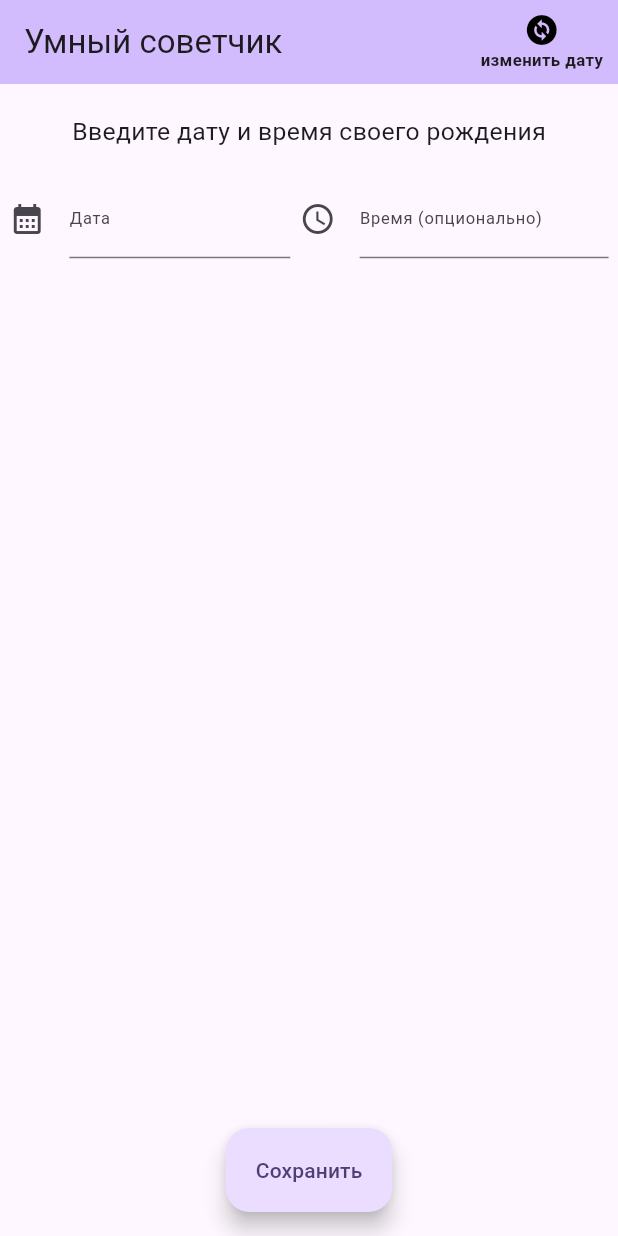
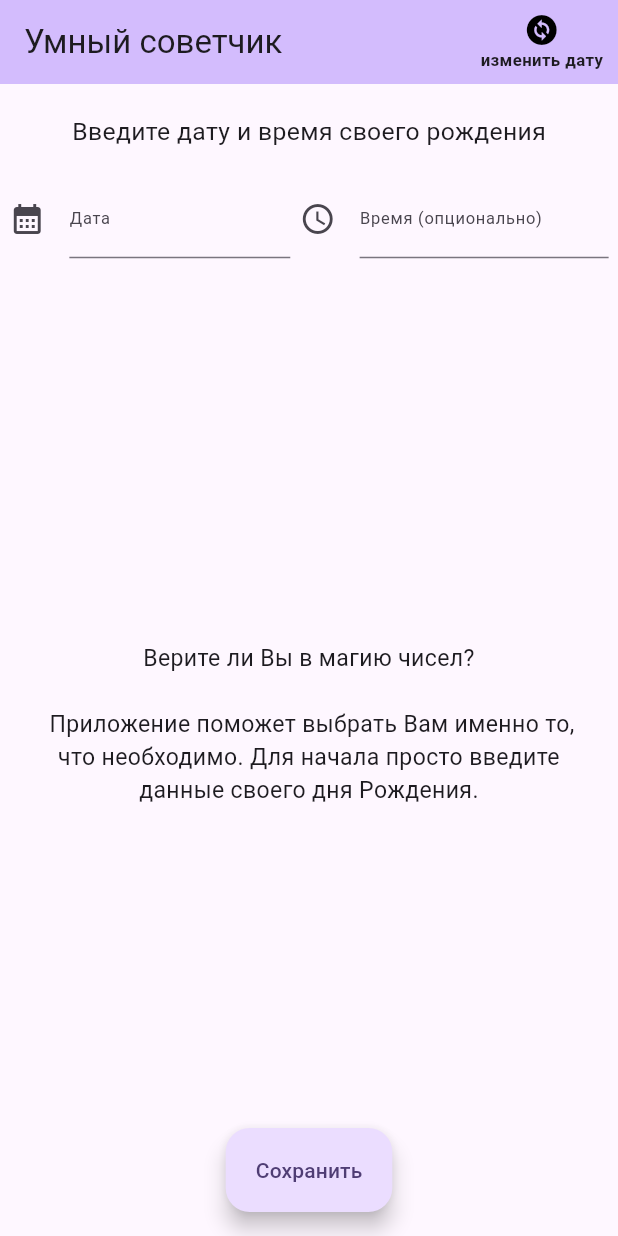
Before and after one commit to shamrayivan/promt_app, a Flutter app: the screen it shows after launch, on a phone screen of 412 x 824 dp. Run offline on Flutter 3.47's test engine with Material 2 defaults, Android fonts, the phone set to English and light mode, and no system bars; our stand-ins replace bloc, flutter_bloc, shared_preferences.

```diff
--- a/lib/Screens/main_screen.dart
+++ b/lib/Screens/main_screen.dart
@@ -181,6 +181,11 @@ class MainScreen extends StatelessWidget {
                           ),
                         ],
                       ),
+                      SizedBox(height: (MediaQuery.of(context).size.height - kToolbarHeight)/3,),
+                      Padding(
+                        padding: const EdgeInsets.symmetric(horizontal: 20.0),
+                        child: Text("Верите ли Вы в магию чисел?\n\n Приложение поможет выбрать Вам именно то, что необходимо. Для начала просто введите данные своего дня Рождения.", textAlign: TextAlign.center, style: TextStyle(fontSize: (MediaQuery.of(context).size.height - kToolbarHeight)/50),),
+                      ),
                     ],
                   ))
                 : Stack(children: [
```
Also changed, not shown: lib/Screens/random_screen.dart (+15 -6 lines).
